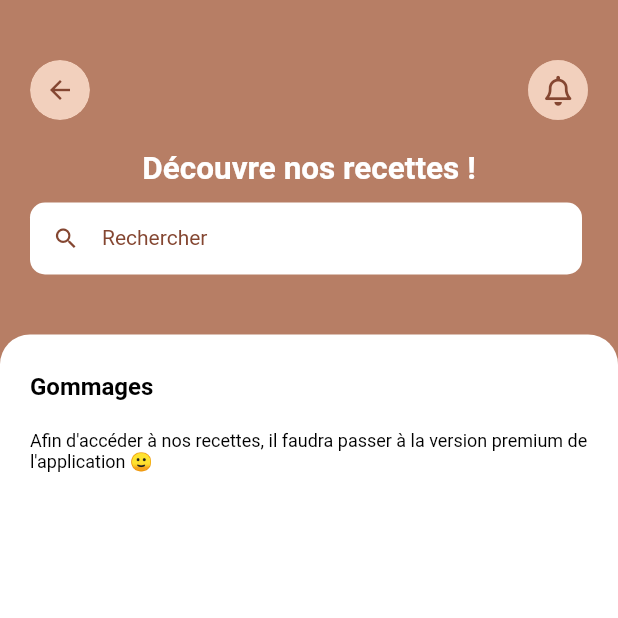
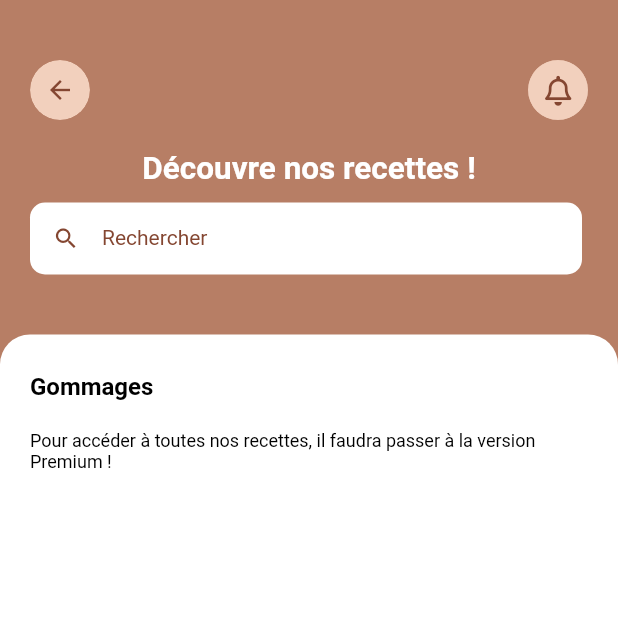
Before and after one commit to wil36/chap_chap, a Flutter app: the RecetteSuiteWidget screen opened directly, on a phone screen of 412 x 824 dp, the top half of it. Run offline on Flutter 3.47's test engine with Material 3 defaults, Android fonts, the phone set to English and light mode, and no system bars; our stand-ins replace auto_size_text, built_collection, built_value, cached_network_image, chewie, cloud_firestore and 29 more; missing offline and left inert: app_tracking_transparency, cloud_firestore_web, cloud_functions_web, firebase_app_check, firebase_auth_web, firebase_core_web and 10 more; accounts and stored records are empty; Roboto replaces fonts that are missing (IBM).

Commit message:
Update recette change customer

```diff
--- a/lib/recettes/recette_suite.dart
+++ b/lib/recettes/recette_suite.dart
@@ -250,15 +250,14 @@ class _RecetteSuiteWidgetState extends State<RecetteSuiteWidget> {
   }
 
   Widget noMemberText() {
-    return Row(
-      mainAxisSize: MainAxisSize.max,
-      children: [
-        Padding(
-          padding: const EdgeInsetsDirectional.fromSTEB(20, 20, 0, 20),
-          child: SizedBox(
-            width: MediaQuery.of(context).size.width - 20,
+    return Padding(
+      padding: const EdgeInsetsDirectional.fromSTEB(20, 20, 20, 20),
+      child: ConstrainedBox(
+        constraints:
+            BoxConstraints(minWidth: MediaQuery.of(context).size.width),
         child: Text(
-              "Afin d'accéder à nos recettes, il faudra passer à la version premium de l'application 🙂",
+          "Pour accéder à toutes nos recettes, il faudra passer à la version Premium !",
+          maxLines: 2,
           style: MizzUpTheme.bodyText1.override(
             fontFamily: 'IBM',
             color: Colors.black,
@@ -268,8 +267,6 @@ class _RecetteSuiteWidgetState extends State<RecetteSuiteWidget> {
           ),
         ),
       ),
-        ),
-      ],
     );
   }
 
@@ -996,6 +993,7 @@ class _RecetteSuiteWidgetState extends State<RecetteSuiteWidget> {
                 );
               }
               List<RecettesRecord?> wrapRecettesRecordList = snapshot.data!;
+              wrapRecettesRecordList.sort((a, b) => b!.isNew! ? 1 : -1);
               return GridView.builder(
                   padding: EdgeInsetsDirectional.fromSTEB(10, 0, 0, 10),
                   gridDelegate: SliverGridDelegateWithFixedCrossAxisCount(
```
Lines whose indentation alone changed are shown as unchanged.
